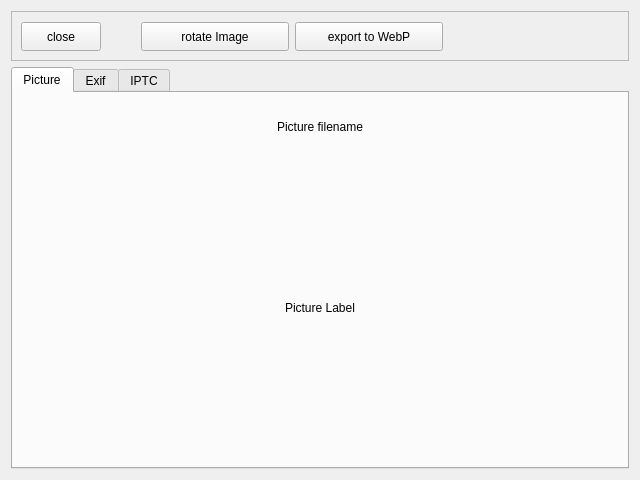
Qt form src/picture_widget.ui (Zheng-Bote/qt_desktop-gallery) before a commit.
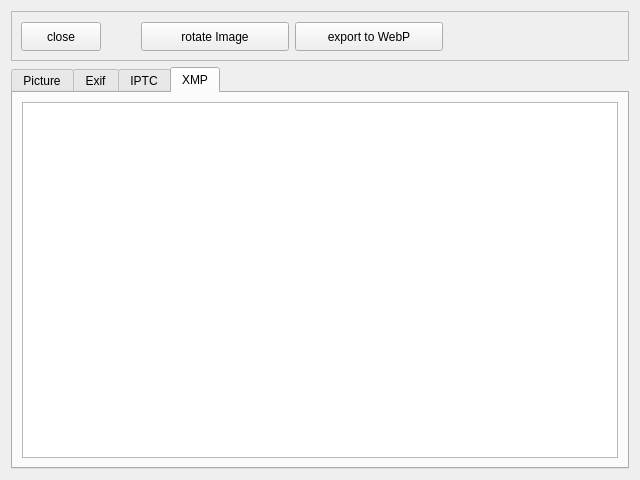
The same form after that commit. The open tabs and pages were chosen to show the change.

What changed in the file:
```diff
--- a/src/picture_widget.ui
+++ b/src/picture_widget.ui
@@ -222,6 +222,16 @@
        </item>
       </layout>
      </widget>
+     <widget class="QWidget" name="tab_3_Xmp">
+      <attribute name="title">
+       <string>XMP</string>
+      </attribute>
+      <layout class="QHBoxLayout" name="horizontalLayout_5">
+       <item>
+        <widget class="QTableWidget" name="xmpTableWidget"/>
+       </item>
+      </layout>
+     </widget>
     </widget>
    </item>
   </layout>
```
